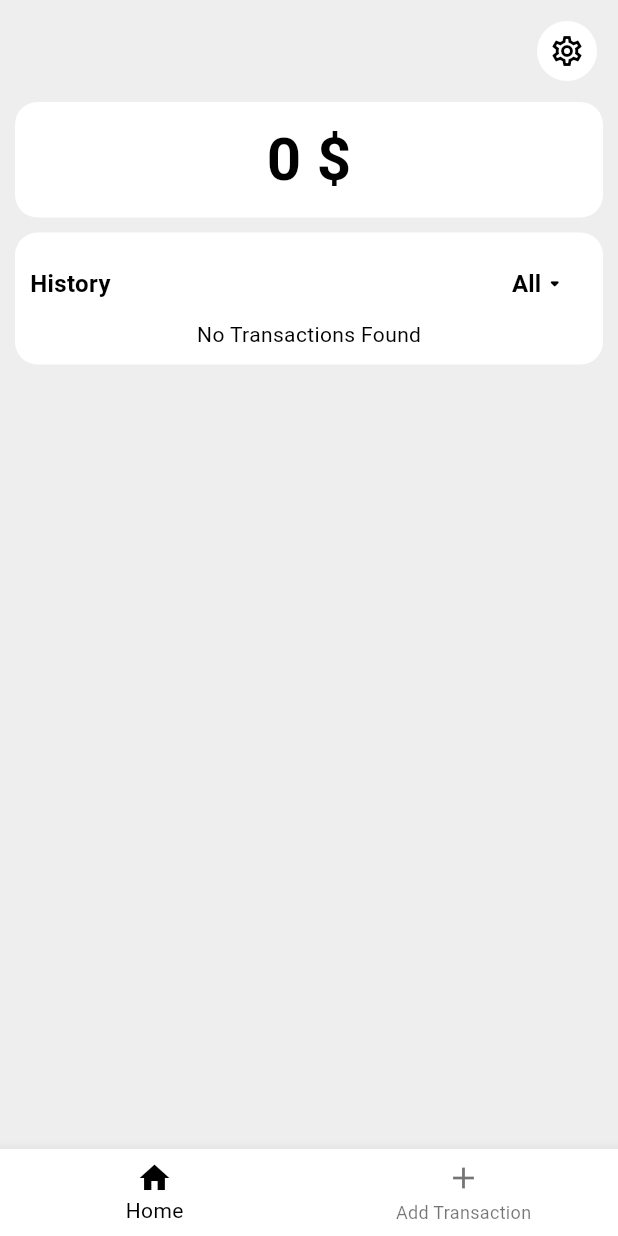
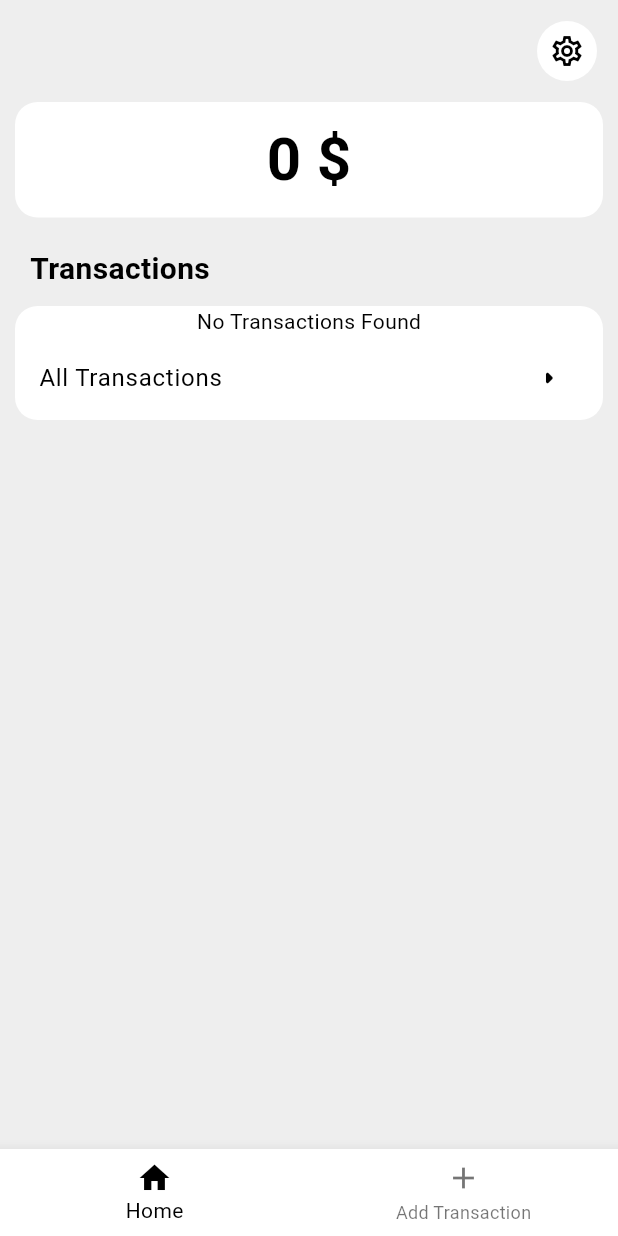
Before and after one commit to atomi19/open_budget, a Flutter app: the screen it shows after launch, on a phone screen of 412 x 824 dp. Run offline on Flutter 3.47's test engine with Material 3 defaults, Android fonts, the phone set to English and light mode, and no system bars; our stand-ins replace drift, drift_flutter, shared_preferences; accounts and stored records are empty; generated files the repository leaves out were written again.

Commit message:
improve home page UI for last 3 transactions

```diff
--- a/lib/pages/home_page_content.dart
+++ b/lib/pages/home_page_content.dart
@@ -391,29 +391,19 @@ class _HomePageContentState extends State<HomePageContent> {
           }
         ),
         // last 3 transactions
-        Container(
-          padding: const EdgeInsets.all(10),
-          decoration: BoxDecoration(
-            color: Colors.white,
-            borderRadius: BorderRadius.circular(15),
-          ),
+        const Padding(
+          padding: EdgeInsets.fromLTRB(10, 10, 10, 0),
+          child: Align(
+            alignment: Alignment.centerLeft,
+            child: Text('Transactions', style: TextStyle(fontSize: 20, fontWeight: FontWeight.bold)),
+          )
+        ),
+        Material(
+          color: Colors.white,
+          borderRadius: BorderRadius.circular(15),
+          clipBehavior: Clip.antiAlias,
           child: Column(
             children: [
-              Row(
-                mainAxisAlignment: MainAxisAlignment.spaceBetween,
-                children: [
-                  const Text('History', style: TextStyle(fontSize: 16, fontWeight: FontWeight.bold)),
-                  TextButton(
-                    onPressed: () => _showAllTransactions(),
-                    child: const Row(
-                      children: [
-                        Text('All', style: TextStyle(fontSize: 16, fontWeight: FontWeight.bold)),
-                        Icon(Icons.arrow_drop_down_rounded),
-                      ],
-                    )
-                  )
-                ],
-              ),
               StreamBuilder(
                 stream: widget.db.watchAllTransactionItems(),
                 builder: (context, snapshot) {
@@ -430,7 +420,12 @@ class _HomePageContentState extends State<HomePageContent> {
                   )
                   : const Text('No Transactions Found');
                 }
-              )
+              ),
+              ListTile(
+                title: const Text('All Transactions'),
+                trailing: const Icon(Icons.arrow_right_rounded),
+                onTap: () => _showAllTransactions(),
+              ),
             ],
           )
         ),
```
